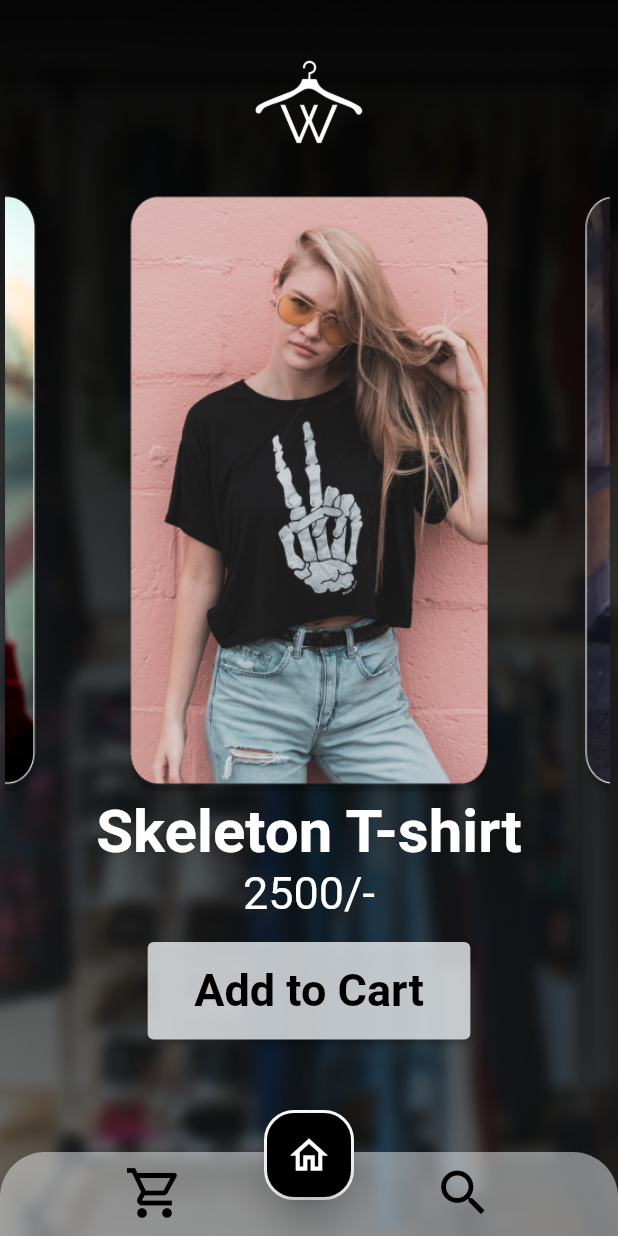
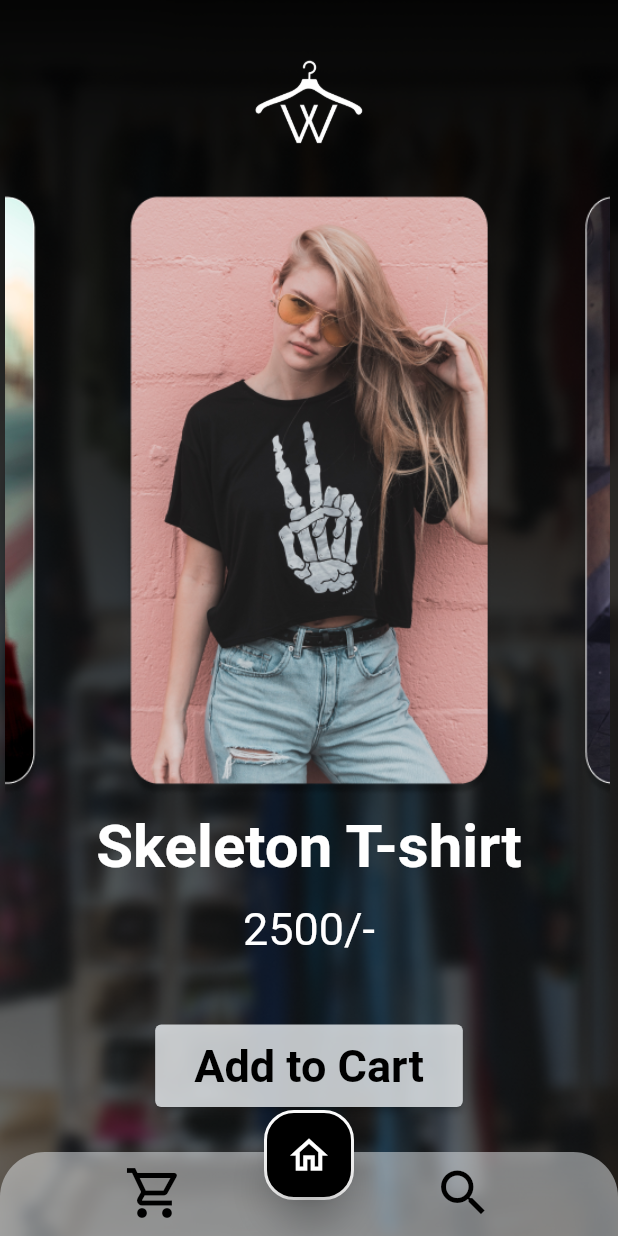
Before and after one commit to sjtsh/Wardrobe, a Flutter app: the screen it shows after launch, on a phone screen of 412 x 824 dp. Run offline on Flutter 3.47's test engine with Material 2 defaults, Android fonts, the phone set to English and light mode, and no system bars.

Commit message:
Checkout and Pay off page completed

```diff
--- a/application/wardrobe/lib/Home.dart
+++ b/application/wardrobe/lib/Home.dart
@@ -10,7 +10,10 @@ class Home extends StatelessWidget {
     return Column(
       children: [
         HomePreview(),
-        Text(
+        Expanded(
+          child: Padding(
+            padding: const EdgeInsets.only(top: 10.0),
+            child: Text(
               "Skeleton T-shirt",
               style: TextStyle(
                 fontWeight: FontWeight.bold,
@@ -18,11 +21,15 @@ class Home extends StatelessWidget {
                 color: Colors.white,
               ),
             ),
-        Text(
+          ),
+        ),
+        Expanded(
+          child: Text(
             "2500/-",
             style: TextStyle(
               fontSize: 30,
               color: Colors.white,
+            ),
           ),
         ),
         HomeCart(),
--- a/application/wardrobe/lib/HomeCart.dart
+++ b/application/wardrobe/lib/HomeCart.dart
@@ -4,7 +4,7 @@ class HomeCart extends StatelessWidget {
   @override
   Widget build(BuildContext context) {
     return Padding(
-      padding: const EdgeInsets.all(15.0),
+      padding: const EdgeInsets.only(bottom: 30.0, top: 10.0),
       child: ElevatedButton(
         onPressed: () {
           ScaffoldMessenger.of(context)
@@ -16,7 +16,7 @@ class HomeCart extends StatelessWidget {
           onPrimary: Colors.black,
         ),
         child: Padding(
-          padding: const EdgeInsets.all(15.0),
+          padding: const EdgeInsets.all(10.0),
           child: Text(
             "Add to Cart",
             style: TextStyle(
--- a/application/wardrobe/lib/main.dart
+++ b/application/wardrobe/lib/main.dart
@@ -7,6 +7,9 @@ import './Floater.dart';
 import './cart.dart';
 import './Search.dart';
 import './AboutUs.dart';
+import './Checkout.dart';
+import './CheckoutFooter.dart';
+import './Reciept.dart';
 
 void main() {
   runApp(Wardrobe());
@@ -37,17 +40,39 @@ class _WardrobeState extends State<Wardrobe> {
     });
   }
 
+  Widget changeNavigation(int index){
+    if(index==3){
+      return CheckoutFooter(_setIndex);
+    }else if(index==4){
+      return Container();
+    }else{
+      return Navigation(_setIndex);
+    }
+  }
+
+  Widget changeFloater(int index){
+    if(index==3||index==4){
+      return null;
+    }else{
+      return Floater(_setIndex);
+    }
+  }
+
   Widget changeActivity(int index) {
-    if (index == 2) {
-      return Expanded(child: Home());
-    } else if (index == 0) {
-      return Expanded(child: Cart());
+    if (index == 0) {
+      return Expanded(child: Cart(_setIndex));
     } else if (index == 1) {
       return Expanded(child: Search());
+    } else if (index == 2) {
+      return Expanded(child: Home());
+    } else if (index == 3){
+      return Expanded(child: Checkout());
+    } else if (index == 4){
+      return Expanded(child: Reciept(_setIndex));
     } else if(index == 20) {
       return Expanded(child: AboutUs());
     }
-    return Expanded(child: Text("NULL"));
+    return null;
   }
 
   @override
@@ -55,7 +80,7 @@ class _WardrobeState extends State<Wardrobe> {
     return MaterialApp(
       debugShowCheckedModeBanner: false,
       home: Scaffold(
-        floatingActionButton: Floater(_setIndex),
+        floatingActionButton: changeFloater(index),
         floatingActionButtonLocation: FloatingActionButtonLocation.centerFloat,
         body: Container(
             decoration: BoxDecoration(
@@ -67,7 +92,7 @@ class _WardrobeState extends State<Wardrobe> {
             child: Column(children: [
               Logo(logo, _setIndex),
               changeActivity(index),
-              Navigation(_setIndex),
+              changeNavigation(index),
             ]),),
       ),
     );
```
Also changed, not shown: Designing/respect to usability.txt (added, +34 -0 lines), application/wardrobe/lib/Cart.dart (+5 -2 lines), application/wardrobe/lib/CartCheckout.dart (+8 -4 lines), application/wardrobe/lib/Checkout.dart (added, +148 -0 lines), application/wardrobe/lib/CheckoutFooter.dart (added, +70 -0 lines), application/wardrobe/lib/Reciept.dart (added, +20 -0 lines), application/wardrobe/lib/Search.dart (+7 -4 lines), 5 other files. Lines whose indentation alone changed are shown as unchanged.
